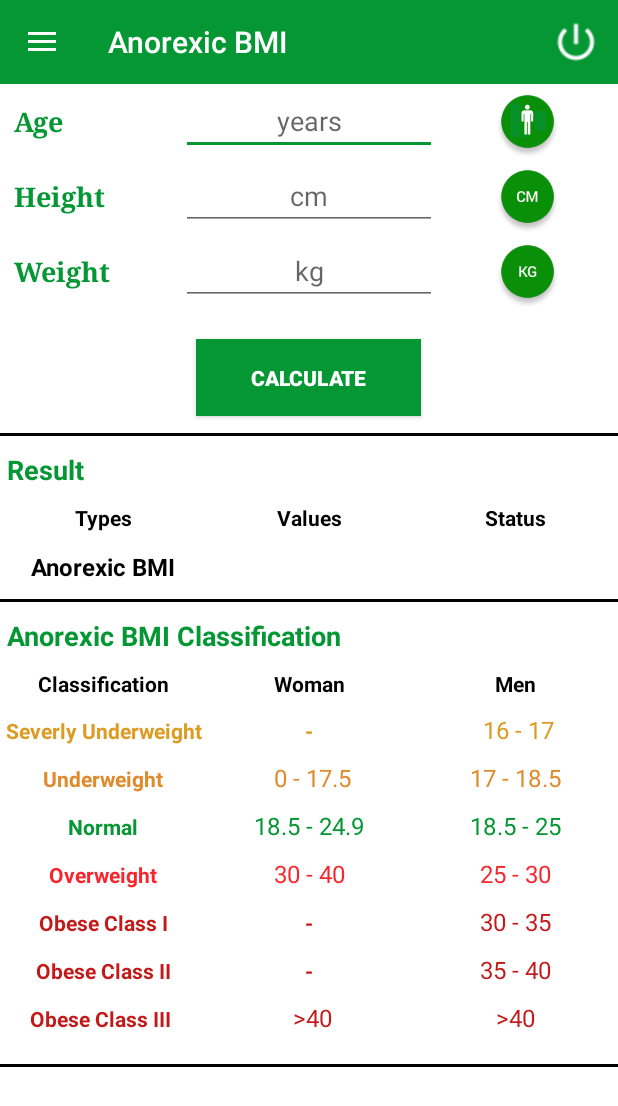
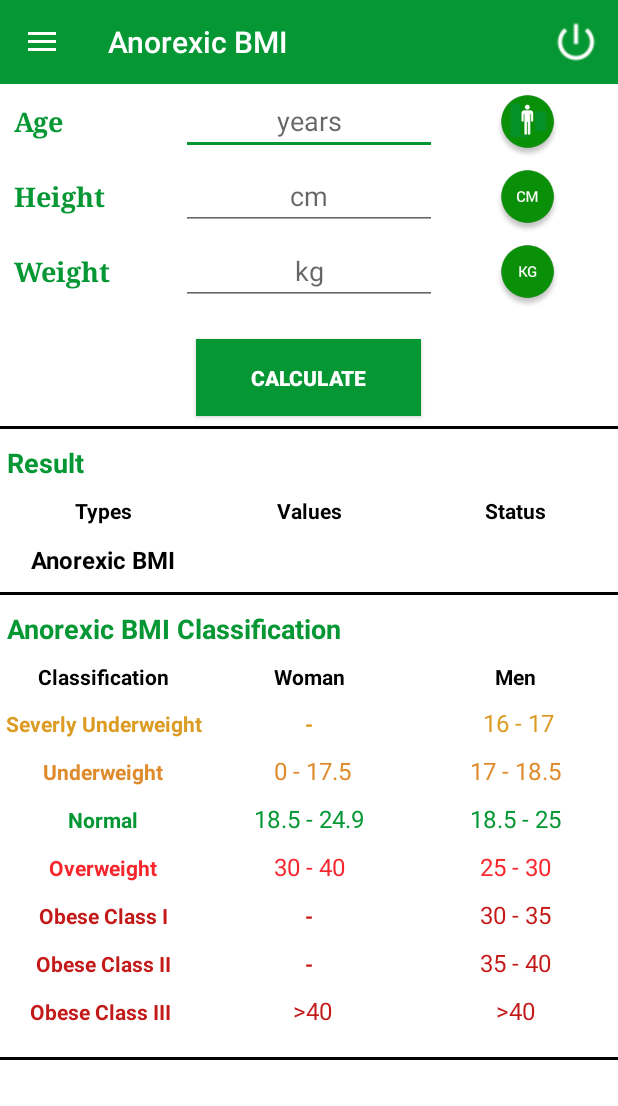
Before and after one commit to geniusninedev/AnorexicBMI, an Android app: the screen it shows after launch once a user with an empty profile is signed in (MainActivityDrawer), on a phone screen of 412 x 824 dp. Shown: the top 1106 px of the screen. Run offline under Robolectric (Android 15) with nearby library versions, the phone set to English and light mode, and no system bars; our stand-ins replace AdMob, Firebase (no records; nobody signed in at launch, a user with empty details on screens opened directly); libraries missing offline, so code that uses them is left out: com.facebook, com.facebook.login, com.microsoft.windowsazure, com.squareup.okhttp; 3 statements that could not run were skipped.

```diff
--- a/app/src/main/res/layout/activity_main_anorexic_bmi.xml
+++ b/app/src/main/res/layout/activity_main_anorexic_bmi.xml
@@ -235,12 +235,12 @@
                 android:layout_height="wrap_content"
                 android:layout_centerHorizontal="true"
                 android:layout_alignParentBottom="true"
-                ads:adSize="LARGE_BANNER"
+                ads:adSize="SMART_BANNER"
                 android:layout_marginTop="1dp"
                 ads:adUnitId="@string/banner_ad_unit_id">
             </com.google.android.gms.ads.AdView>
             <View
-                android:layout_marginTop="10dp"
+                android:layout_marginTop="5dp"
                 android:layout_width="fill_parent"
                 android:layout_height="2dip"
                 android:background="#000000" />
```
